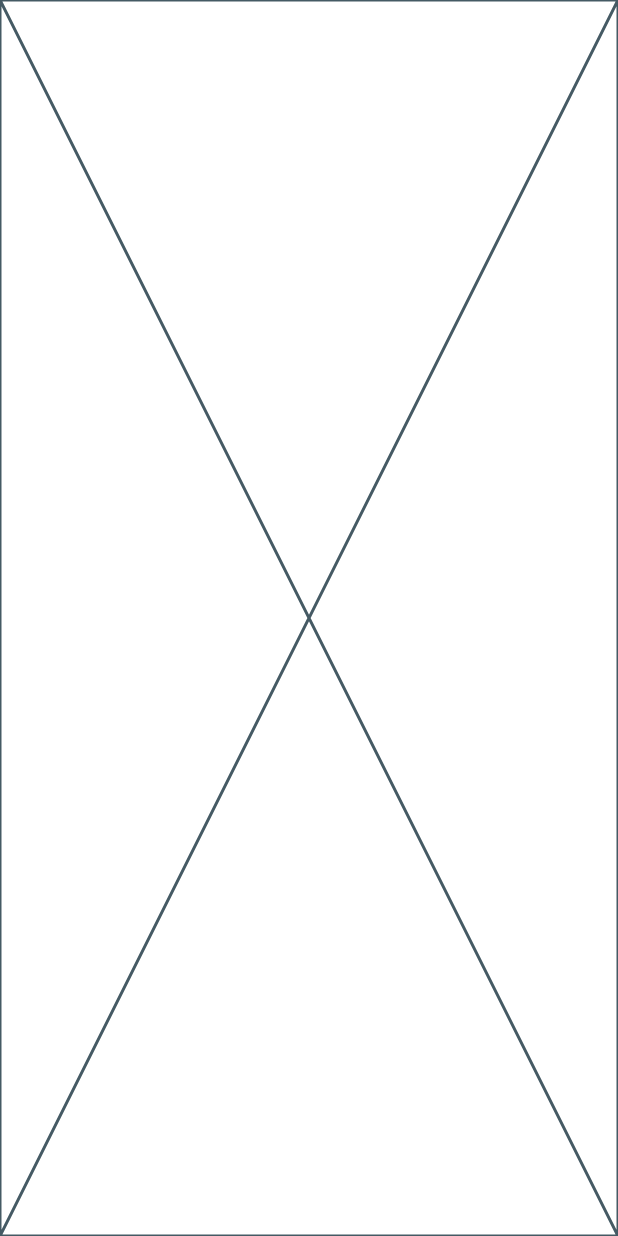
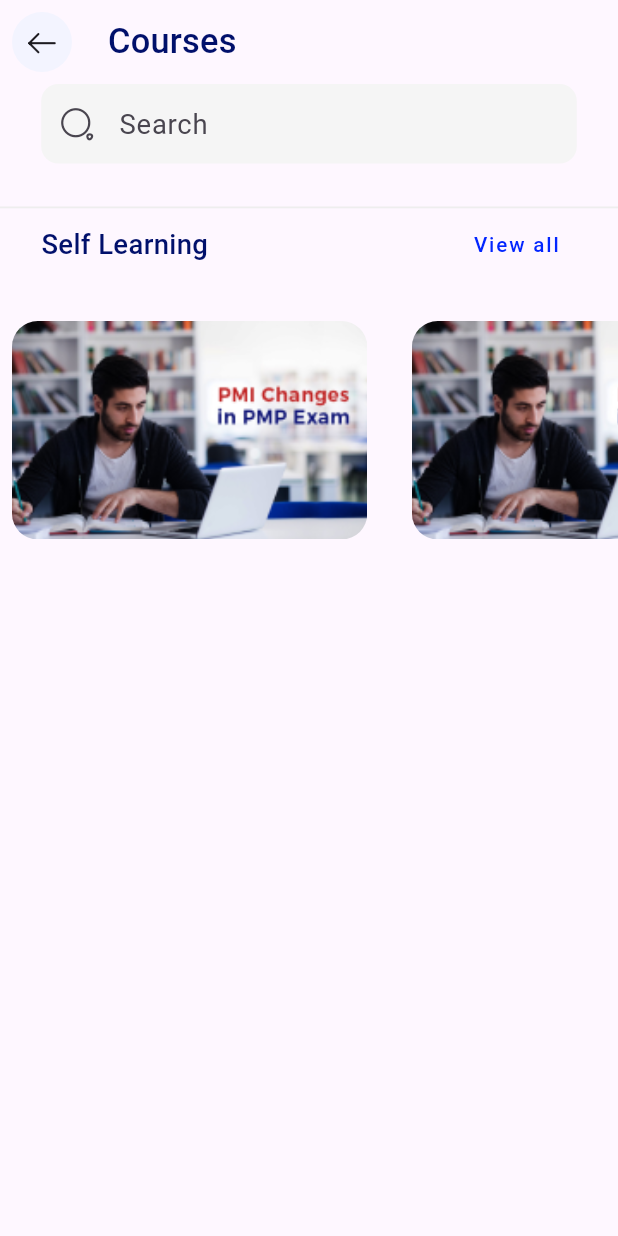
Before and after one commit to moha-b/LMS, a Flutter app: the screen it shows after launch, on a phone screen of 412 x 824 dp. Run offline on Flutter 3.47's test engine with Material 3 defaults, Android fonts, the phone set to English and light mode, and no system bars; our stand-ins replace flutter_screenutil.

Commit message:
initial commit

```diff
--- /dev/null
+++ b/lib/courses/view/coursesView.dart
@@ -0,0 +1,48 @@
+import 'package:flutter/cupertino.dart';
+import 'package:flutter/material.dart';
+import 'package:flutter_screenutil/flutter_screenutil.dart';
+import 'package:lms/courses/view/widgets/corsesList.dart';
+import 'package:lms/courses/view/widgets/searchField.dart';
+import 'package:lms/utils/app_colors.dart';
+import 'package:lms/utils/app_icons.dart';
+
+class CoursesView extends StatelessWidget {
+  const CoursesView({super.key});
+
+  @override
+  Widget build(BuildContext context) {
+    return Scaffold(
+      appBar: AppBar(
+        title: Text(
+          'Courses',
+          style: TextStyle(
+            fontWeight: FontWeight.w500,
+            fontSize: 20.sp,
+            color: AppColors.blue900,
+          ),
+        ),
+        leading: IconButton(
+          style: IconButton.styleFrom(
+            backgroundColor: AppColors.violet50,
+          ),
+          icon: Icon(AppIcons.arrow_left),
+          onPressed: (){
+          },
+        ),
+      ),
+      body: CustomScrollView(
+        slivers: [
+          SearchField(),
+          SliverToBoxAdapter(
+            child: Container(
+              width: double.infinity,
+              height: 1.h,
+              color: Colors.grey[200],
+            ),
+          ),
+          CourseList(),
+        ],
+      ),
+    );
+  }
+}
--- /dev/null
+++ b/lib/courses/view/widgets/corsesList.dart
@@ -0,0 +1,94 @@
+import 'package:flutter/material.dart';
+import 'package:flutter_screenutil/flutter_screenutil.dart';
+
+import '../../../utils/app_colors.dart';
+
+class CourseList extends StatelessWidget {
+  const CourseList({super.key});
+
+  @override
+  Widget build(BuildContext context) {
+    return SliverToBoxAdapter(
+      child: SizedBox(
+        height: 262.h,
+        child: Column(
+          children: [
+            Padding(
+              padding: EdgeInsets.only(
+                left: 24.w,
+                right: 24.w,
+                bottom: 16.h,
+              ),
+              child: Row(
+                mainAxisAlignment: MainAxisAlignment.spaceBetween,
+                children: [
+                  Text(
+                    'Self Learning',
+                    style: TextStyle(
+                      fontWeight: FontWeight.w500,
+                      fontSize: 16.sp,
+                      color: AppColors.blue900,
+                    ),
+                  ),
+                  TextButton(
+                    onPressed: () {},
+                    child: Text(
+                      'View all',
+                      style: TextStyle(
+                        fontWeight: FontWeight.w500,
+                        fontSize: 12.sp,
+                        color: AppColors.primary,
+                      ),
+                    ),
+                  ),
+                ],
+              ),
+            ),
+            Expanded(
+              child: ListView.separated(
+                scrollDirection: Axis.horizontal,
+                  itemBuilder: (context, index) => CourseWidget(),
+                  separatorBuilder: (context, index) => SizedBox(width: 12.w),
+                  itemCount: 3),
+            ),
+          ],
+        ),
+      ),
+    );
+  }
+}
+
+class CourseWidget extends StatelessWidget {
+  const CourseWidget({
+    super.key,
+  });
+
+  @override
+  Widget build(BuildContext context) {
+    return Padding(
+      padding: const EdgeInsets.all(8.0),
+      child: Column(
+        children: [
+          Container(
+            width: 207.w,
+            height: 122.h,
+            alignment: Alignment.topLeft,
+            padding: EdgeInsets.only(top: 16.h, left: 24.w),
+            decoration: BoxDecoration(
+              borderRadius: BorderRadius.circular(15.r),
+              image: DecorationImage(
+                image: AssetImage('assets/images/dummy_image_1.png'),
+                fit: BoxFit.fill,
+              ),
+            ),
+            child: Row(
+              children: [
+
+              ],
+            ),
+          ),
+        ],
+      ),
+    );
+  }
+}
--- a/lib/main.dart
+++ b/lib/main.dart
@@ -1,5 +1,7 @@
 import 'package:flutter/material.dart';
 import 'package:flutter_screenutil/flutter_screenutil.dart';
+
+import 'courses/view/coursesView.dart';
 
 void main() => runApp(const MyApp());
 
@@ -23,7 +25,7 @@ class MyApp extends StatelessWidget {
             home: child,
           );
         },
-        child: const Dummy() // TODO: replace with your widget,
+        child: const CoursesView(), // TODO: replace with your widget,
         );
   }
 }
```
Also changed, not shown: lib/courses/view/widgets/searchField.dart (added, +31 -0 lines), pubspec.lock.
